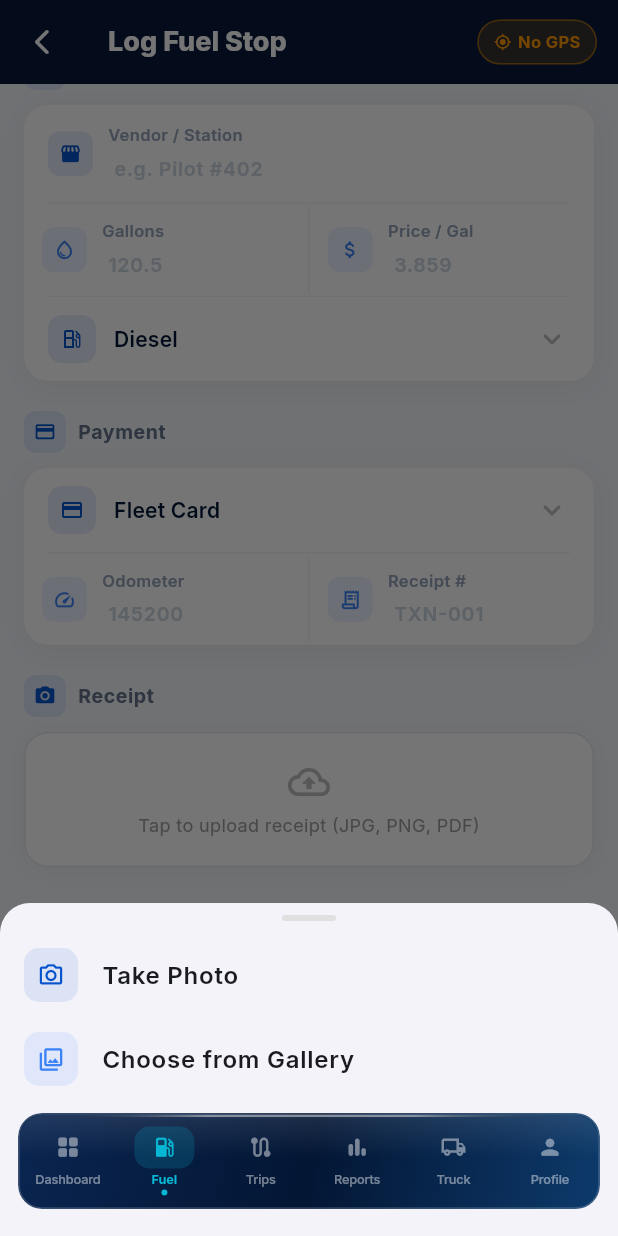
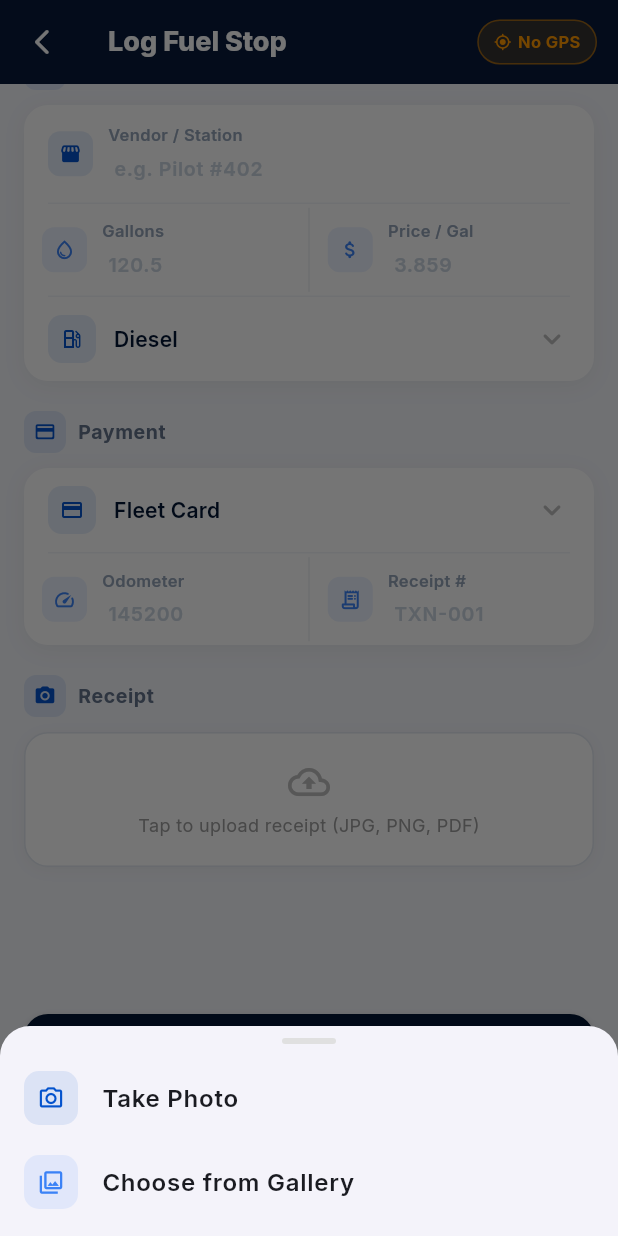
Before and after one commit to rabahaldoori/DOTMASTERAPP, a Flutter app: the AddFuelScreen screen opened by its route, scrolled down 396 dp, after a tap on "Tap to upload receipt (JPG, PNG, PDF)", on a phone screen of 412 x 824 dp. Run offline on Flutter 3.47's test engine with Material 3 defaults, Android fonts, the phone set to English and light mode, and no system bars; our stand-ins replace dio, file_picker, fl_chart, flutter_secure_storage, geolocator, go_router and 6 more; missing offline and left inert: flutter_pdfview, onesignal_flutter; accounts and stored records are empty; network calls fail; project files that could hold a hidden picture were left out.

Commit message:
fix: admin fuel screen - keyboard dismiss on tap outside + photo picker above nav bar

```diff
--- a/lib/features/fuel/add_fuel_screen.dart
+++ b/lib/features/fuel/add_fuel_screen.dart
@@ -107,15 +107,17 @@ class _AddFuelScreenState extends State<AddFuelScreen> {
   Future<void> _pickReceipt() async {
     final src = await showModalBottomSheet<ImageSource>(
       context: context,
+      useRootNavigator: true,
+      useSafeArea: true,
       shape: const RoundedRectangleBorder(borderRadius: BorderRadius.vertical(top: Radius.circular(20))),
-      builder: (_) => SafeArea(child: Padding(
-        padding: const EdgeInsets.symmetric(vertical: 8),
+      builder: (ctx) => Padding(
+        padding: EdgeInsets.only(top: 8, bottom: MediaQuery.of(ctx).padding.bottom + 8),
         child: Column(mainAxisSize: MainAxisSize.min, children: [
           Container(margin: const EdgeInsets.only(bottom: 8), width: 36, height: 4, decoration: BoxDecoration(color: Colors.grey.shade300, borderRadius: BorderRadius.circular(2))),
-          ListTile(leading: Container(width: 36, height: 36, decoration: BoxDecoration(color: _blue.withOpacity(0.1), borderRadius: BorderRadius.circular(10)), child: const Icon(Icons.camera_alt_outlined, color: _blue, size: 18)), title: Text('Take Photo', style: GoogleFonts.inter(fontWeight: FontWeight.w600)), onTap: () => Navigator.pop(context, ImageSource.camera)),
-          ListTile(leading: Container(width: 36, height: 36, decoration: BoxDecoration(color: _sky.withOpacity(0.1), borderRadius: BorderRadius.circular(10)), child: const Icon(Icons.photo_library_outlined, color: _sky, size: 18)), title: Text('Choose from Gallery', style: GoogleFonts.inter(fontWeight: FontWeight.w600)), onTap: () => Navigator.pop(context, ImageSource.gallery)),
+          ListTile(leading: Container(width: 36, height: 36, decoration: BoxDecoration(color: _blue.withOpacity(0.1), borderRadius: BorderRadius.circular(10)), child: const Icon(Icons.camera_alt_outlined, color: _blue, size: 18)), title: Text('Take Photo', style: GoogleFonts.inter(fontWeight: FontWeight.w600)), onTap: () => Navigator.of(ctx, rootNavigator: true).pop(ImageSource.camera)),
+          ListTile(leading: Container(width: 36, height: 36, decoration: BoxDecoration(color: _sky.withOpacity(0.1), borderRadius: BorderRadius.circular(10)), child: const Icon(Icons.photo_library_outlined, color: _sky, size: 18)), title: Text('Choose from Gallery', style: GoogleFonts.inter(fontWeight: FontWeight.w600)), onTap: () => Navigator.of(ctx, rootNavigator: true).pop(ImageSource.gallery)),
         ]),
-      )),
+      ),
     );
     if (src == null) return;
     final picked = await ImagePicker().pickImage(source: src, imageQuality: 80);
@@ -218,9 +220,12 @@ class _AddFuelScreenState extends State<AddFuelScreen> {
           ),
         ],
       ),
-      body: Form(
-        key: _form,
-        child: ListView(padding: const EdgeInsets.fromLTRB(16, 20, 16, 90), children: [
+      body: GestureDetector(
+        behavior: HitTestBehavior.opaque,
+        onTap: () => FocusScope.of(context).unfocus(),
+        child: Form(
+          key: _form,
+          child: ListView(padding: const EdgeInsets.fromLTRB(16, 20, 16, 90), children: [
 
           // ── Total banner ──────────────────────────────────────────────
           AnimatedContainer(
@@ -344,7 +349,8 @@ class _AddFuelScreenState extends State<AddFuelScreen> {
             ),
           ),
         ]),
-      ),
+        ),
+      ),   // GestureDetector
     );
   }
 }
```
